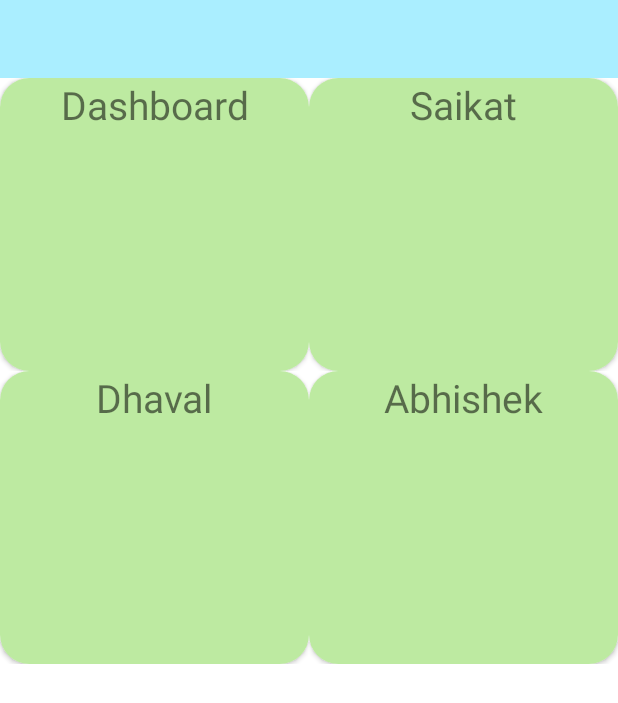
After one commit to LoneWalker7998/Fund_Management, an Android app: the Dashboard screen opened directly, with no data from a screen before it, on a phone screen of 412 x 824 dp. The commit adds this screen. Shown: the top 703 px of the screen. Run offline under Robolectric (Android 15) with nearby library versions, the phone set to English and light mode, and no system bars; our stand-ins replace sdp/ssp sizes.

Commit message:
Dashboard_Added

```diff
--- a/app/src/main/AndroidManifest.xml
+++ b/app/src/main/AndroidManifest.xml
@@ -9,7 +9,8 @@
         android:roundIcon="@mipmap/ic_launcher_round"
         android:supportsRtl="true"
         android:theme="@style/Theme.FundManagement">
-        <activity android:name=".SignUp"></activity>
+        <activity android:name=".Dashboard"></activity>
+        <activity android:name=".SignUp" />
         <activity android:name=".Login">
             <intent-filter>
                 <action android:name="android.intent.action.MAIN" />
--- /dev/null
+++ b/app/src/main/java/com/fundmanagement/Dashboard.java
@@ -0,0 +1,28 @@
+package com.fundmanagement;
+
+import androidx.appcompat.app.AppCompatActivity;
+import androidx.recyclerview.widget.GridLayoutManager;
+import androidx.recyclerview.widget.RecyclerView;
+
+import android.os.Bundle;
+
+public class Dashboard extends AppCompatActivity {
+    RecyclerView recyclerView;
+    String str[];
+
+
+    @Override
+    protected void onCreate(Bundle savedInstanceState) {
+        super.onCreate(savedInstanceState);
+        setContentView(R.layout.activity_dashboard);
+        String str[] = {
+                "Dashboard","Saikat","Dhaval","Abhishek"
+        };
+        recyclerView = findViewById(R.id.recylerview);
+
+        DashboardAdapter adapter=new DashboardAdapter(str,Dashboard.this);
+        recyclerView.setLayoutManager(new GridLayoutManager(Dashboard.this,2));
+        recyclerView.setAdapter(adapter);
+    }
+
+}
--- /dev/null
+++ b/app/src/main/java/com/fundmanagement/DashboardAdapter.java
@@ -0,0 +1,47 @@
+package com.fundmanagement;
+
+import android.content.Context;
+import android.view.LayoutInflater;
+import android.view.View;
+import android.view.ViewGroup;
+import android.widget.TextView;
+
+import androidx.annotation.NonNull;
+import androidx.recyclerview.widget.RecyclerView;
+
+public class DashboardAdapter extends RecyclerView.Adapter<DashboardAdapter.ViewHolder> {
+    String str[];
+    Context context;
+
+    public DashboardAdapter(String[] str, Context context) {
+        this.str = str;
+        this.context = context;
+    }
+
+    @NonNull
+    @Override
+    public ViewHolder onCreateViewHolder(@NonNull ViewGroup parent, int viewType) {
+       View view = LayoutInflater.from(context).inflate(R.layout.dashboard_raw,parent,false);
+        return new ViewHolder(view);
+    }
+
+    @Override
+    public void onBindViewHolder(@NonNull ViewHolder holder, int position) {
+        holder.cardText.setText(str[position]);
+    }
+
+    @Override
+    public int getItemCount() {
+        return str.length;
+    }
+
+    public class ViewHolder extends RecyclerView.ViewHolder {
+        TextView cardText;
+
+        public ViewHolder(@NonNull View itemView) {
+            super(itemView);
+            cardText = itemView.findViewById(R.id.cardtext );
+        }
+    }
+
+}
--- a/app/src/main/java/com/fundmanagement/Login.java
+++ b/app/src/main/java/com/fundmanagement/Login.java
@@ -2,13 +2,25 @@ package com.fundmanagement;
 
 import androidx.appcompat.app.AppCompatActivity;
 
+import android.content.Intent;
 import android.os.Bundle;
+import android.view.View;
+import android.widget.Button;
 
 public class Login extends AppCompatActivity {
+    Button btn;
 
     @Override
     protected void onCreate(Bundle savedInstanceState) {
         super.onCreate(savedInstanceState);
         setContentView(R.layout.activity_main);
+        btn=findViewById(R.id.loginsubmit);
+        btn.setOnClickListener(new View.OnClickListener() {
+            @Override
+            public void onClick(View v) {
+                Intent it = new Intent(Login.this,Dashboard.class);
+                startActivity(it);
+            }
+        });
     }
 }
--- /dev/null
+++ b/app/src/main/res/layout/activity_dashboard.xml
@@ -0,0 +1,32 @@
+<?xml version="1.0" encoding="utf-8"?>
+<RelativeLayout xmlns:android="http://schemas.android.com/apk/res/android"
+
+    xmlns:app="http://schemas.android.com/apk/res-auto"
+    xmlns:tools="http://schemas.android.com/tools"
+    android:layout_width="match_parent"
+    android:layout_height="match_parent"
+    tools:context=".Dashboard"
+
+    >
+<androidx.appcompat.widget.Toolbar
+    android:layout_width="match_parent"
+    android:layout_height="@dimen/_40sdp"
+    android:background="#AAEEFF"
+    android:id="@+id/toolbar"
+    >
+
+
+</androidx.appcompat.widget.Toolbar>
+
+            <androidx.recyclerview.widget.RecyclerView
+                android:layout_width="match_parent"
+                android:layout_height="match_parent"
+                android:id="@+id/recylerview"
+                android:layout_below="@+id/toolbar"
+                >
+
+            </androidx.recyclerview.widget.RecyclerView>
+
+
+
+</RelativeLayout>
--- a/app/src/main/res/layout/activity_main.xml
+++ b/app/src/main/res/layout/activity_main.xml
@@ -55,6 +55,7 @@
         android:layout_marginRight="@dimen/_60sdp"
         android:layout_marginTop="@dimen/_40sdp"
         android:background="@drawable/button"
+        android:id="@+id/loginsubmit"
 
         />
 
--- /dev/null
+++ b/app/src/main/res/layout/dashboard_raw.xml
@@ -0,0 +1,31 @@
+<?xml version="1.0" encoding="utf-8"?>
+<RelativeLayout xmlns:android="http://schemas.android.com/apk/res/android"
+    android:layout_width="match_parent"
+    android:layout_height="wrap_content"
+    xmlns:app="http://schemas.android.com/apk/res-auto">
+    <androidx.cardview.widget.CardView
+        android:layout_width="match_parent"
+        android:layout_height="@dimen/_150sdp"
+        android:elevation="@dimen/_8sdp"
+        app:cardCornerRadius="@dimen/_15sdp"
+        android:padding="@dimen/_10sdp"
+        >
+    <LinearLayout
+        android:layout_width="match_parent"
+        android:layout_height="@dimen/_150sdp"
+        android:orientation="vertical"
+        android:background="#BDEAA1">
+       <TextView
+           android:layout_width="match_parent"
+           android:layout_height="wrap_content"
+           android:text="Dashboard"
+           android:textSize="@dimen/_20sdp"
+           android:gravity="center"
+           android:id="@+id/cardtext"/>
+
+
+
+    </LinearLayout>
+    </androidx.cardview.widget.CardView>
+
+</RelativeLayout>
--- a/app/src/main/res/values/themes.xml
+++ b/app/src/main/res/values/themes.xml
@@ -1,6 +1,6 @@
 <resources xmlns:tools="http://schemas.android.com/tools">
     <!-- Base application theme. -->
-    <style name="Theme.FundManagement" parent="Theme.MaterialComponents.DayNight.DarkActionBar">
+    <style name="Theme.FundManagement" parent="Theme.MaterialComponents.DayNight.NoActionBar">
         <!-- Primary brand color. -->
         <item name="colorPrimary">@color/purple_500</item>
         <item name="colorPrimaryVariant">@color/purple_700</item>
```
